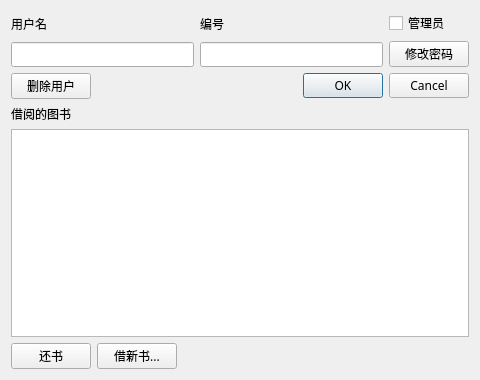
First picture: the form in userinfodialog.ui, repository hawa130/LibraryManage, before the edit.
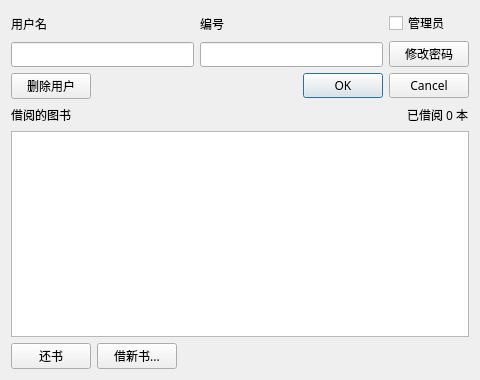
Second picture: the form after the edit.

The edit to the form file:
```diff
--- a/userinfodialog.ui
+++ b/userinfodialog.ui
@@ -91,11 +91,35 @@
     </layout>
    </item>
    <item>
-    <widget class="QLabel" name="label_4">
-     <property name="text">
-      <string>借阅的图书</string>
-     </property>
-    </widget>
+    <layout class="QHBoxLayout" name="horizontalLayout_4">
+     <item>
+      <widget class="QLabel" name="label_4">
+       <property name="text">
+        <string>借阅的图书</string>
+       </property>
+      </widget>
+     </item>
+     <item>
+      <spacer name="horizontalSpacer_2">
+       <property name="orientation">
+        <enum>Qt::Horizontal</enum>
+       </property>
+       <property name="sizeHint" stdset="0">
+        <size>
+         <width>40</width>
+         <height>20</height>
+        </size>
+       </property>
+      </spacer>
+     </item>
+     <item>
+      <widget class="QLabel" name="numLabel">
+       <property name="text">
+        <string>已借阅 0 本</string>
+       </property>
+      </widget>
+     </item>
+    </layout>
    </item>
    <item>
     <widget class="QTableView" name="tableView"/>
```
Left out of the diff: 16 changed lines with no effect on the pictures.
